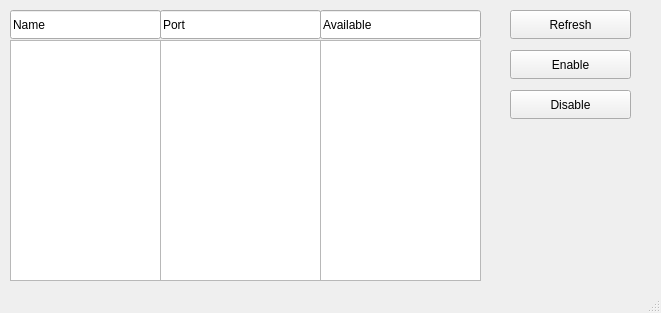
adiosko/mikrotik, file loginGUI/services.ui: the form before one commit.
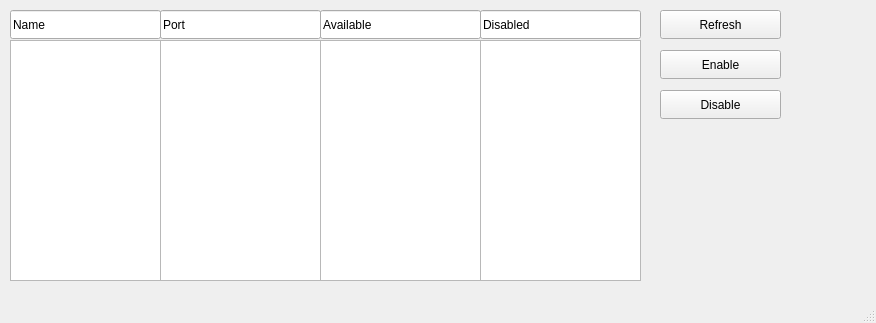
The form after the commit.

The edit to the form file:
```diff
--- a/loginGUI/services.ui
+++ b/loginGUI/services.ui
@@ -6,8 +6,8 @@
    <rect>
     <x>0</x>
     <y>0</y>
-    <width>661</width>
-    <height>313</height>
+    <width>876</width>
+    <height>323</height>
    </rect>
   </property>
   <property name="windowTitle">
@@ -27,7 +27,7 @@
    <widget class="QPushButton" name="refreshButton">
     <property name="geometry">
      <rect>
-      <x>510</x>
+      <x>660</x>
       <y>10</y>
       <width>121</width>
       <height>29</height>
@@ -50,7 +50,7 @@
    <widget class="QPushButton" name="disableButton">
     <property name="geometry">
      <rect>
-      <x>510</x>
+      <x>660</x>
       <y>90</y>
       <width>121</width>
       <height>29</height>
@@ -76,7 +76,7 @@
    <widget class="QPushButton" name="enableButton">
     <property name="geometry">
      <rect>
-      <x>510</x>
+      <x>660</x>
       <y>50</y>
       <width>121</width>
       <height>29</height>
@@ -122,6 +122,29 @@
      <string>Name</string>
     </property>
    </widget>
+   <widget class="QListWidget" name="disableField">
+    <property name="geometry">
+     <rect>
+      <x>480</x>
+      <y>40</y>
+      <width>161</width>
+      <height>241</height>
+     </rect>
+    </property>
+   </widget>
+   <widget class="QLineEdit" name="version_3">
+    <property name="geometry">
+     <rect>
+      <x>480</x>
+      <y>10</y>
+      <width>161</width>
+      <height>29</height>
+     </rect>
+    </property>
+    <property name="text">
+     <string>Disabled</string>
+    </property>
+   </widget>
   </widget>
   <widget class="QStatusBar" name="statusbar"/>
  </widget>
```
